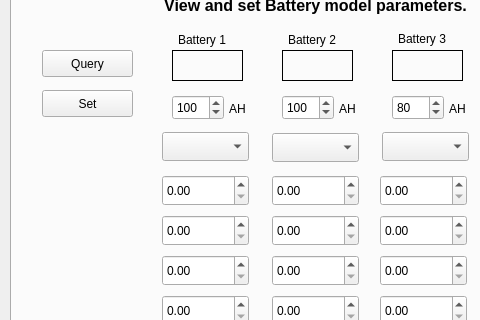
This is gui/power-management-configure.ui in dmsherazi/Battery-Management-System as Qt 5 draws it before an edit; both pictures show x 0 to 480 and y 96 to 416 of the 682 by 570 pixel window. The edited form follows.
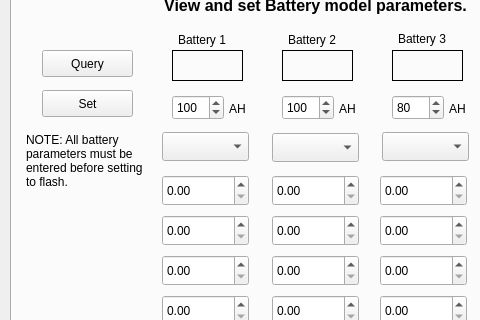
This is the edited form. The open tabs and pages were chosen to show the change.

Commit message: Additional GUI features to deal with parameter changes.

```diff
--- a/gui/power-management-configure.ui
+++ b/gui/power-management-configure.ui
@@ -772,6 +772,25 @@
       </rect>
      </property>
     </widget>
+    <widget class="QLabel" name="battery1Label_2">
+     <property name="geometry">
+      <rect>
+       <x>14</x>
+       <y>145</y>
+       <width>123</width>
+       <height>71</height>
+      </rect>
+     </property>
+     <property name="layoutDirection">
+      <enum>Qt::LeftToRight</enum>
+     </property>
+     <property name="text">
+      <string>NOTE: All battery parameters must be entered before setting to flash.</string>
+     </property>
+     <property name="wordWrap">
+      <bool>true</bool>
+     </property>
+    </widget>
    </widget>
    <widget class="QWidget" name="calibrationTab">
     <property name="toolTip">
```
The commit also changes 2 other files.
